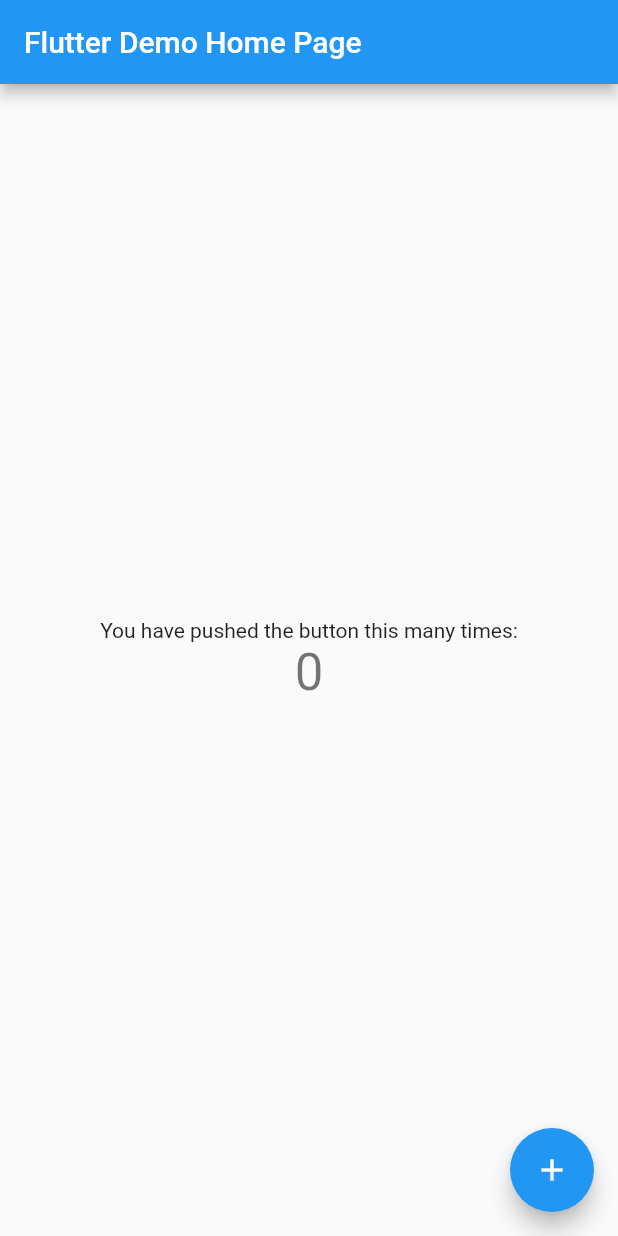
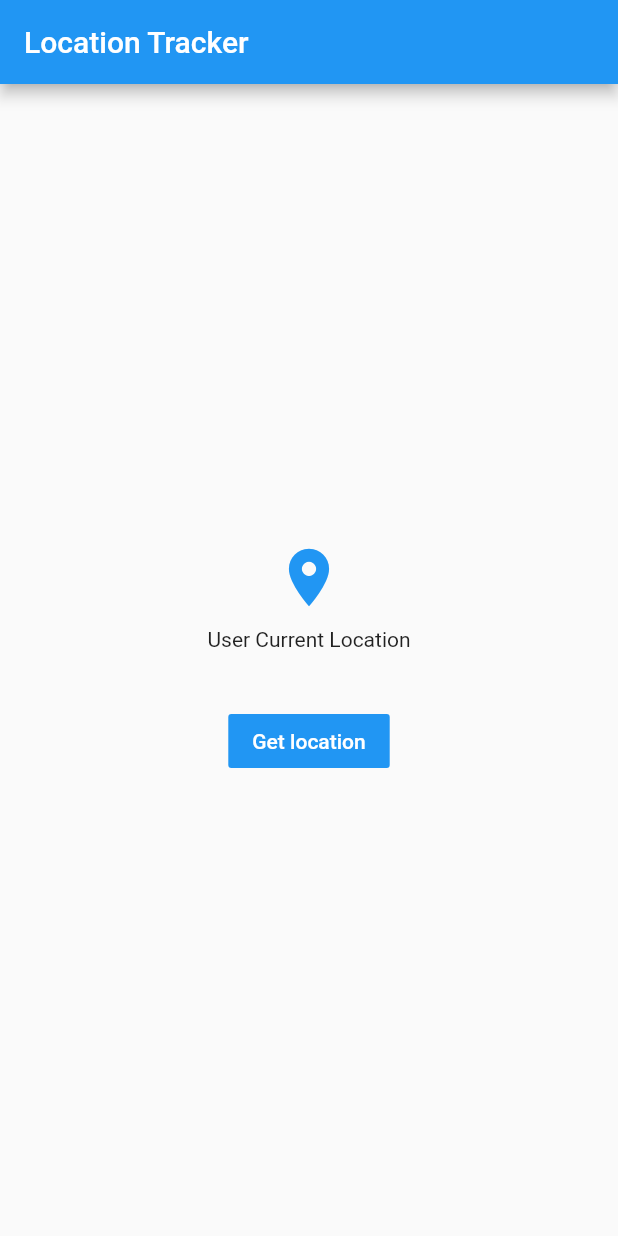
Before and after one commit to ayodyabanuka/location-tracker, a Flutter app: the screen it shows after launch, on a phone screen of 412 x 824 dp. Run offline on Flutter 3.47's test engine with Material 2 defaults, Android fonts, the phone set to English and light mode, and no system bars; our stand-ins replace geolocator, permission_handler; missing offline and left inert: geolocator_web.

Commit message:
get current location once

```diff
--- /dev/null
+++ b/lib/Locationscree.dart
@@ -0,0 +1,66 @@
+import 'package:flutter/material.dart';
+import 'package:geolocator/geolocator.dart';
+import 'package:permission_handler/permission_handler.dart';
+
+class locationtracker extends StatefulWidget {
+  locationtracker({Key? key}) : super(key: key);
+
+  @override
+  State<locationtracker> createState() => _locationtrackerState();
+}
+
+class _locationtrackerState extends State<locationtracker> {
+  var locationMessage = "";
+
+  void getCurrentLocation() async {
+    var position = await Geolocator.getCurrentPosition(
+        desiredAccuracy: LocationAccuracy.high);
+    var lastPosition = await Geolocator.getLastKnownPosition();
+
+    print(lastPosition);
+    setState(() {
+      locationMessage = "{$position}";
+    });
+  }
+
+  @override
+  Widget build(BuildContext context) {
+    return Scaffold(
+      appBar: AppBar(title: const Text('Location Tracker')),
+      body: Center(
+        child: Column(
+          mainAxisAlignment: MainAxisAlignment.center,
+          crossAxisAlignment: CrossAxisAlignment.center,
+          children: [
+            const Icon(
+              Icons.location_on,
+              size: 46,
+              color: Colors.blue,
+            ),
+            const SizedBox(
+              height: 10.0,
+            ),
+            const Text(
+              'User Current Location',
+            ),
+            const SizedBox(
+              height: 20.0,
+            ),
+            Text(locationMessage),
+            FlatButton(
+              onPressed: () {
+                Permission.locationWhenInUse.isGranted;
+                getCurrentLocation();
+              },
+              child: const Text(
+                "Get location",
+                style: TextStyle(color: Colors.white),
+              ),
+              color: Colors.blue,
+            )
+          ],
+        ),
+      ),
+    );
+  }
+}
--- /dev/null
+++ b/lib/generated_plugin_registrant.dart
@@ -0,0 +1,16 @@
+//
+// Generated file. Do not edit.
+//
+
+// ignore_for_file: directives_ordering
+// ignore_for_file: lines_longer_than_80_chars
+
+import 'package:geolocator_web/geolocator_web.dart';
+
+import 'package:flutter_web_plugins/flutter_web_plugins.dart';
+
+// ignore: public_member_api_docs
+void registerPlugins(Registrar registrar) {
+  GeolocatorPlugin.registerWith(registrar);
+  registrar.registerMessageHandler();
+}
--- a/lib/main.dart
+++ b/lib/main.dart
@@ -1,4 +1,5 @@
 import 'package:flutter/material.dart';
+import 'package:location_tracker/Locationscree.dart';
 
 void main() {
   runApp(const MyApp());
@@ -11,105 +12,9 @@ class MyApp extends StatelessWidget {
   @override
   Widget build(BuildContext context) {
     return MaterialApp(
-      title: 'Flutter Demo',
-      theme: ThemeData(
-        // This is the theme of your application.
-        //
-        // Try running your application with "flutter run". You'll see the
-        // application has a blue toolbar. Then, without quitting the app, try
-        // changing the primarySwatch below to Colors.green and then invoke
-        // "hot reload" (press "r" in the console where you ran "flutter run",
-        // or simply save your changes to "hot reload" in a Flutter IDE).
-        // Notice that the counter didn't reset back to zero; the application
-        // is not restarted.
-        primarySwatch: Colors.blue,
-      ),
-      home: const MyHomePage(title: 'Flutter Demo Home Page'),
+      debugShowCheckedModeBanner: false,
+      title: 'Location Tracker',
+      home: locationtracker(),
     );
   }
 }
-
-class MyHomePage extends StatefulWidget {
-  const MyHomePage({Key? key, required this.title}) : super(key: key);
-
-  // This widget is the home page of your application. It is stateful, meaning
-  // that it has a State object (defined below) that contains fields that affect
-  // how it looks.
-
-  // This class is the configuration for the state. It holds the values (in this
-  // case the title) provided by the parent (in this case the App widget) and
-  // used by the build method of the State. Fields in a Widget subclass are
-  // always marked "final".
-
-  final String title;
-
-  @override
-  State<MyHomePage> createState() => _MyHomePageState();
-}
-
-class _MyHomePageState extends State<MyHomePage> {
-  int _counter = 0;
-
-  void _incrementCounter() {
-    setState(() {
-      // This call to setState tells the Flutter framework that something has
-      // changed in this State, which causes it to rerun the build method below
-      // so that the display can reflect the updated values. If we changed
-      // _counter without calling setState(), then the build method would not be
-      // called again, and so nothing would appear to happen.
-      _counter++;
-    });
-  }
-
-  @override
-  Widget build(BuildContext context) {
-    // This method is rerun every time setState is called, for instance as done
-    // by the _incrementCounter method above.
-    //
-    // The Flutter framework has been optimized to make rerunning build methods
-    // fast, so that you can just rebuild anything that needs updating rather
-    // than having to individually change instances of widgets.
-    return Scaffold(
-      appBar: AppBar(
-        // Here we take the value from the MyHomePage object that was created by
-        // the App.build method, and use it to set our appbar title.
-        title: Text(widget.title),
-      ),
-      body: Center(
-        // Center is a layout widget. It takes a single child and positions it
-        // in the middle of the parent.
-        child: Column(
-          // Column is also a layout widget. It takes a list of children and
-          // arranges them vertically. By default, it sizes itself to fit its
-          // children horizontally, and tries to be as tall as its parent.
-          //
-          // Invoke "debug painting" (press "p" in the console, choose the
-          // "Toggle Debug Paint" action from the Flutter Inspector in Android
-          // Studio, or the "Toggle Debug Paint" command in Visual Studio Code)
-          // to see the wireframe for each widget.
-          //
-          // Column has various properties to control how it sizes itself and
-          // how it positions its children. Here we use mainAxisAlignment to
-          // center the children vertically; the main axis here is the vertical
-          // axis because Columns are vertical (the cross axis would be
-          // horizontal).
-          mainAxisAlignment: MainAxisAlignment.center,
-          children: <Widget>[
-            const Text(
-              'You have pushed the button this many times:',
-            ),
-            Text(
-              '$_counter',
-              style: Theme.of(context).textTheme.headline4,
-            ),
-          ],
-        ),
-      ),
-      floatingActionButton: FloatingActionButton(
-        onPressed: _incrementCounter,
-        tooltip: 'Increment',
-        child: const Icon(Icons.add),
-      ), // This trailing comma makes auto-formatting nicer for build methods.
-    );
-  }
-}
--- a/pubspec.yaml
+++ b/pubspec.yaml
@@ -34,6 +34,9 @@ dependencies:
   # The following adds the Cupertino Icons font to your application.
   # Use with the CupertinoIcons class for iOS style icons.
   cupertino_icons: ^1.0.2
+  google_fonts: ^3.0.1
+  geolocator: ^7.7.1
+  permission_handler: ^8.3.0
 
 dev_dependencies:
   flutter_test:
```
Also changed, not shown: 6 other files.
